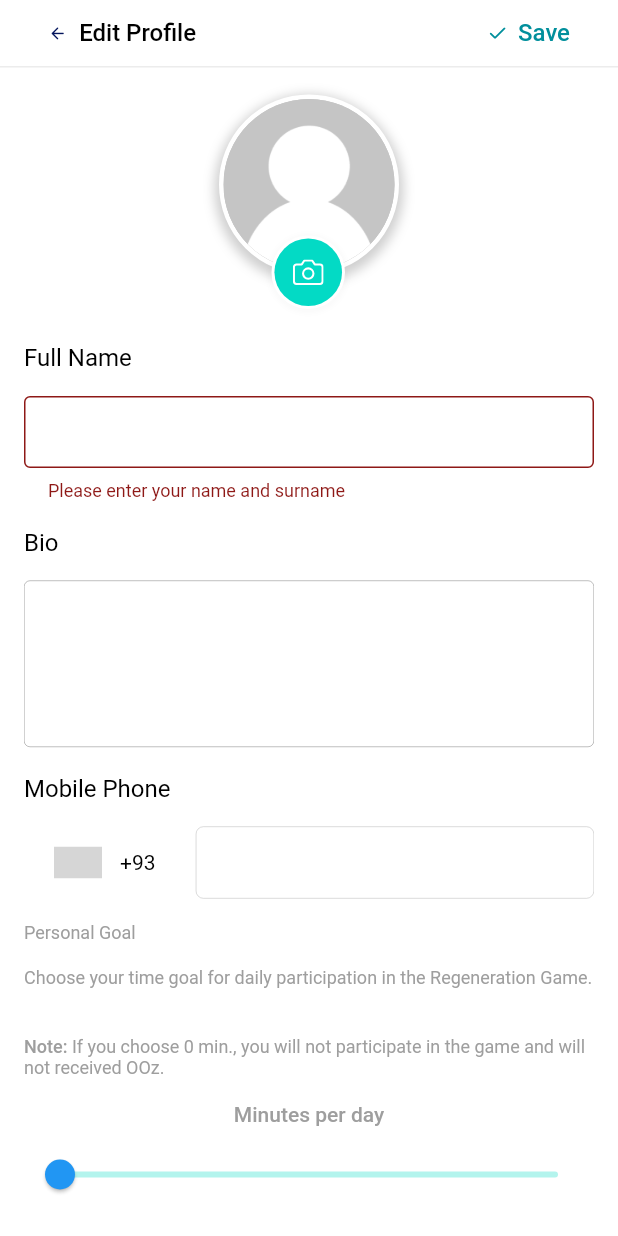
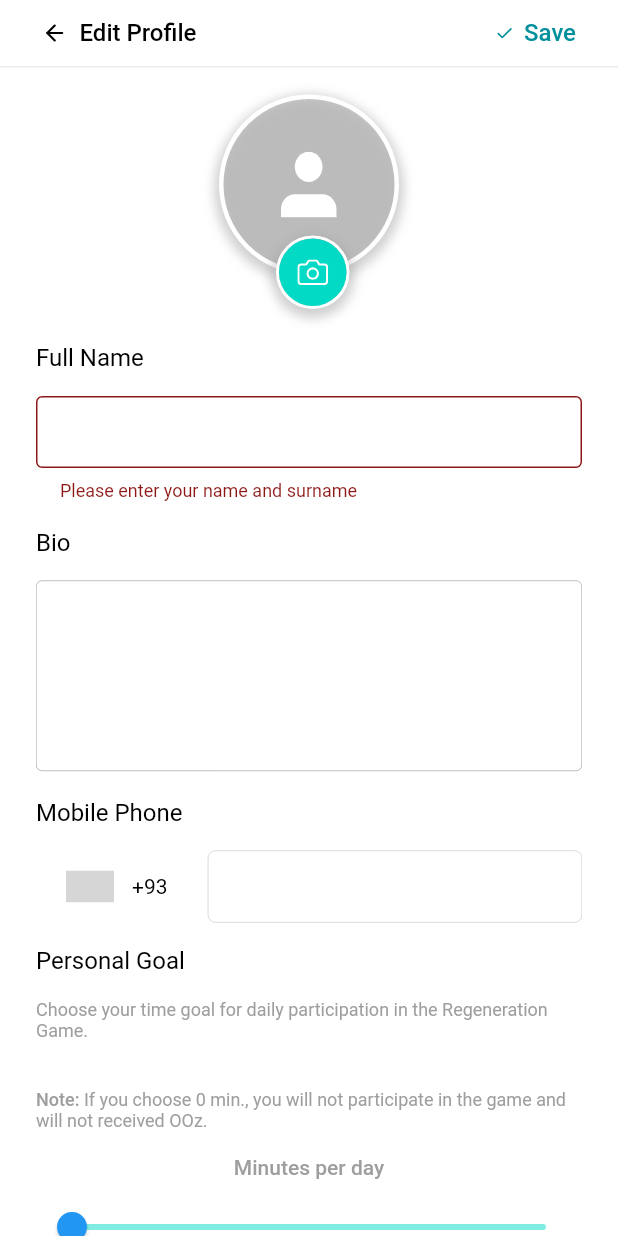
Before and after one commit to OOTOPIA/ootopia-app, a Flutter app: the EditProfileScreen screen opened directly, after a tap on "Save", on a phone screen of 412 x 824 dp. Run offline on Flutter 3.47's test engine with Material 2 defaults, Android fonts, the phone set to English and light mode, and no system bars; drawn by our look-alikes of intl_phone_number_input, loading_overlay, syncfusion_flutter_sliders; our stand-ins replace bloc, camera, dio, email_validator, equatable, firebase_dynamic_links and 29 more; missing offline and left inert: amplitude_flutter, crisp, dart:ffi, flutter_ffmpeg, flutter_uploader, image_crop and 5 more; accounts and stored records are empty; generated files the repository leaves out were written again; grey boxes are pictures that could not be loaded.

Commit message:
feat: alter

```diff
--- a/lib/screens/edit_profile_screen/edit_profile_screen.dart
+++ b/lib/screens/edit_profile_screen/edit_profile_screen.dart
@@ -5,6 +5,7 @@ import 'package:flutter_feather_icons/flutter_feather_icons.dart';
 import 'package:flutter_gen/gen_l10n/app_localizations.dart';
 import 'package:flutter_mobx/flutter_mobx.dart';
 import 'package:flutter_svg/flutter_svg.dart';
+import 'package:google_fonts/google_fonts.dart';
 import 'package:image_picker/image_picker.dart';
 import 'package:loading_overlay/loading_overlay.dart';
 import 'package:ootopia_app/screens/auth/auth_store.dart';
@@ -14,6 +15,7 @@ import 'package:ootopia_app/screens/profile_screen/components/profile_screen_sto
 import 'package:ootopia_app/shared/global-constants.dart';
 import 'package:intl_phone_number_input/intl_phone_number_input.dart';
 import 'package:provider/provider.dart';
+import 'package:smart_page_navigation/smart_page_navigation.dart';
 import 'package:syncfusion_flutter_sliders/sliders.dart';
 import 'package:syncfusion_flutter_core/theme.dart';
 
@@ -28,6 +30,7 @@ class _EditProfileScreenState extends State<EditProfileScreen> {
   late AuthStore authStore;
   PhoneNumber? codeCountryPhoneNnumber;
   File? filePath;
+  late SmartPageController controller;
   @override
   void initState() {
     super.initState();
@@ -41,17 +44,19 @@ class _EditProfileScreenState extends State<EditProfileScreen> {
 
   @override
   Widget build(BuildContext context) {
+    controller = SmartPageController.of(context);
     profileStore = Provider.of<ProfileScreenStore>(context);
     authStore = Provider.of<AuthStore>(context);
     return Observer(builder: (context) {
       return LoadingOverlay(
         isLoading: editProfileStore.isloading,
+        child: SafeArea(
           child: Scaffold(
             appBar: PreferredSize(
               preferredSize: Size(double.infinity, 45),
               child: SafeArea(
                 child: Container(
-                padding: EdgeInsets.symmetric(horizontal: 24),
+                  padding: EdgeInsets.symmetric(horizontal: 20),
                   decoration: BoxDecoration(
                       border: Border(
                           bottom: BorderSide(
@@ -63,17 +68,12 @@ class _EditProfileScreenState extends State<EditProfileScreen> {
                     children: [
                       TextButton.icon(
                         onPressed: () {
-                        PageViewController.instance.back();
+                          controller.back();
                         },
-                      icon: Icon(
-                        Icons.arrow_back_rounded,
-                        color: Color(0xff03145c),
-
-                        size: 12.75,
-                      ),
+                        icon: Icon(FeatherIcons.arrowLeft,color: Colors.black,size: 17,),
                         label: Text(
                           AppLocalizations.of(context)!.editProfile,
-                        style: TextStyle(color: Colors.black, fontSize: 16, fontWeight: FontWeight.w500),
+                          style: GoogleFonts.roboto(color: Colors.black, fontSize: 16, fontWeight: FontWeight.w500),
                         ),
                       ),
                       TextButton.icon(
@@ -82,11 +82,12 @@ class _EditProfileScreenState extends State<EditProfileScreen> {
                           await profileStore.getProfileDetails(
                               editProfileStore.currentUser!.id!);
                           authStore.setUserIsLogged();
+                          controller.back();
                         },
-                      icon: SvgPicture.asset('assets/icons/Icon-feather-check.svg',width: 11.33, height: 7.79,),
+                        icon: SvgPicture.asset('assets/icons/Icon-feather-check.svg',width: 10, height: 12 ,),
                         label: Text(
                           AppLocalizations.of(context)!.save,
-                        style: TextStyle(color: Color(0xff018f9c), fontSize: 16, fontWeight: FontWeight.w500),
+                          style: GoogleFonts.roboto(color: Color(0xff018f9c), fontSize: 16, fontWeight: FontWeight.w500),
                         ),
                       ),
                     ],
@@ -99,7 +100,7 @@ class _EditProfileScreenState extends State<EditProfileScreen> {
                 FocusManager.instance.primaryFocus?.unfocus();
               },
               child: Container(
-              padding: EdgeInsets.symmetric(horizontal: 16),
+                padding: EdgeInsets.symmetric(horizontal: 24),
                 child: Form(
                   key: editProfileStore.formKey,
                   child: ListView(
@@ -133,8 +134,8 @@ class _EditProfileScreenState extends State<EditProfileScreen> {
                                     ? editProfileStore.photoUrl == null
                                         ? CircleAvatar(
                                             radius: 57,
-                                          backgroundImage: AssetImage(
-                                              'assets/icons_profile/profile.png'),
+child: SvgPicture.asset('assets/icons_profile/user.svg', color: Colors.white,),
+
                                           )
                                         : CircleAvatar(
                                             radius: 57,
@@ -153,7 +154,7 @@ class _EditProfileScreenState extends State<EditProfileScreen> {
                             ),
                             Positioned(
                                 bottom: 7,
-                              right: 36,
+                                right: 33,
                                 child: InkWell(
                                   onTap: () async {
                                     final ImagePicker _picker = ImagePicker();
@@ -177,11 +178,11 @@ class _EditProfileScreenState extends State<EditProfileScreen> {
                                       ),
                                       boxShadow: [
                                         BoxShadow(
-                                        color: Colors.grey.withOpacity(0.05),
-                                        spreadRadius: 2,
-                                        blurRadius: 2,
+                                          color: Colors.grey.withOpacity(0.5),
+                                          spreadRadius: 3,
+                                          blurRadius: 6,
                                           offset: Offset(
-                                            0, 1), // changes position of shadow
+                                              0, 3), // changes position of shadow
                                         ),
                                       ],
                                     ),
@@ -206,14 +207,15 @@ class _EditProfileScreenState extends State<EditProfileScreen> {
                       ),
 
                       TextFormField(
-                      keyboardType: TextInputType.name,
                         decoration: GlobalConstants.of(context)
                             .loginInputTheme('')
                             ,
-                      style: TextStyle(
+                        autocorrect: false,
+                        style: GoogleFonts.roboto(
                           fontWeight: FontWeight.w500,
                           fontSize: 16,
-                      ),
+                        ),textCapitalization: TextCapitalization.sentences,
+                        keyboardType: TextInputType.text,
                         controller: editProfileStore.fullNameController,
                         validator: (value) {
                           if (value == null || value.isEmpty) {
@@ -236,12 +238,14 @@ class _EditProfileScreenState extends State<EditProfileScreen> {
                       TextFormField(
                           controller: editProfileStore.bioController,
                           maxLines: 5,
-                        style: TextStyle(
+
+                          style: GoogleFonts.roboto(
                             fontWeight: FontWeight.w500,
                             fontSize: 16,
+
                           ),
                           decoration:
-                            GlobalConstants.of(context).loginInputTheme('')),
+                              GlobalConstants.of(context).loginInputTheme('').copyWith(contentPadding: EdgeInsets.all(16))),
                       SizedBox(
                         height: 18,
                       ),
@@ -252,10 +256,7 @@ class _EditProfileScreenState extends State<EditProfileScreen> {
                       SizedBox(
                         height: 16,
                       ),
-                    Row(
-                      children: [
-                        Expanded(
-                          child: InternationalPhoneNumberInput(
+                      InternationalPhoneNumberInput(
                               onInputChanged: (PhoneNumber number) {
                                 setState(() {
                                   editProfileStore.countryCode =
@@ -289,12 +290,11 @@ class _EditProfileScreenState extends State<EditProfileScreen> {
                               textFieldController: editProfileStore.cellPhoneController,
                               formatInput: true,
                               initialValue: codeCountryPhoneNnumber,
-                            textStyle:  editProfileStore.validCellPhone ?TextStyle(
+                              textStyle:  editProfileStore.validCellPhone ?GoogleFonts.roboto(
                                 color: Color(0xff8E1816),
                                 fontSize: 16,
                                 fontWeight: FontWeight.w500,
-                              overflow: null,
-                            ) :  TextStyle(
+                              ) :  GoogleFonts.roboto(
                               fontWeight: FontWeight.w500,
                               fontSize: 16,
                             ),
@@ -311,7 +311,7 @@ class _EditProfileScreenState extends State<EditProfileScreen> {
                               keyboardType: TextInputType.numberWithOptions(
                                   signed: true, decimal: true),
                               inputDecoration: InputDecoration(
-                                errorMaxLines: 3,
+                                  errorMaxLines: 5,
                                 enabledBorder: OutlineInputBorder(
                                   borderRadius: BorderRadius.all(Radius.circular(5)),
                                   borderSide: BorderSide(width: 0.25, color: Colors.grey ),
@@ -345,18 +345,16 @@ focusedErrorBorder: OutlineInputBorder(
                                 ),
                               ),
                             ),
-                        ),
-                      ],
-                    ),
+
                       SizedBox(
                         height: 16,
                       ),
                       Text(
                         AppLocalizations.of(context)!.personalGoal,
                         style: TextStyle(
-                          fontSize: 12,
+                            fontSize: 16,
                             fontWeight: FontWeight.w400,
-                          color: Colors.grey),
+                            color: Colors.black),
                       ),
                       SizedBox(
                         height: 16,
@@ -406,14 +404,15 @@ focusedErrorBorder: OutlineInputBorder(
                       ),
                       SfSliderTheme(
                         data: SfSliderThemeData(
-                          activeTrackColor: Color(0xff03DAC5).withOpacity(0.1),
+                            activeTrackColor: Color(0xff03DAC5).withOpacity(0.3),
                             inactiveTrackColor: Color(0xff03DAC5),
                             inactiveDividerRadius: 5,
                             minorTickSize: Size(10, 10),
                             tickSize: Size(20, 20),
                             thumbColor: Colors.white,
-                          activeDividerColor: Color(0xff03DAC5).withOpacity(0.1),
-                          activeTickColor: Color(0xff03DAC5).withOpacity(0.1),
+
+                            activeDividerColor: Color(0xff03DAC5),
+                            activeTickColor: Color(0xff03DAC5),
                             overlayColor: Color(0xff03DAC5),
                             activeDividerStrokeColor: Color(0xff03DAC5),
                             disabledActiveDividerColor: Color(0xff03DAC5),
@@ -428,6 +427,16 @@ focusedErrorBorder: OutlineInputBorder(
                             inactiveTrackHeight: 9,
                             trackCornerRadius: 9,
                             tickOffset: Offset(10, 10),
+disabledActiveMinorTickColor: Color(0xff03DAC5),
+                        disabledActiveTickColor: Color(0xff03DAC5),
+                        disabledActiveTrackColor: Color(0xff03DAC5),
+                        disabledInactiveDividerColor: Color(0xff03DAC5),
+                        disabledInactiveMinorTickColor: Color(0xff03DAC5),
+                        disabledInactiveTickColor: Color(0xff03DAC5),
+                        disabledInactiveTrackColor: Color(0xff03DAC5),
+                        inactiveDividerStrokeColor: Color(0xff03DAC5),
+                        inactiveMinorTickColor: Color(0xff03DAC5),
+
                         thumbRadius: 12,
                         activeTrackHeight: 10,
                         activeLabelStyle: TextStyle(color: Colors.grey, fontSize: 14),
@@ -442,7 +451,8 @@ focusedErrorBorder: OutlineInputBorder(
                           showLabels: true,
                           showDividers: true,
 
-                        inactiveColor: Color(0xff03DAC5).withOpacity(0.3),
+                          inactiveColor: Color(0xff03DAC5).withOpacity(0.5),
+
                           onChanged: (dynamic value) {
                             setState(() {
                               editProfileStore.currentSliderValue = value;
@@ -473,6 +483,7 @@ focusedErrorBorder: OutlineInputBorder(
               ),
             ),
           ),
+        ),
       );
     });
   }
```
Also changed, not shown: assets/icons/arrow-back.svg (added), assets/icons_profile/user.png (added), assets/icons_profile/user.svg (added), 1 other file. Lines whose indentation alone changed are shown as unchanged.
